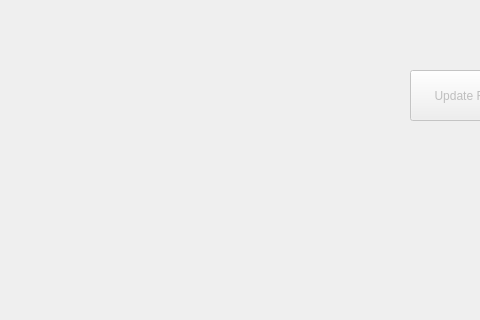
Qt form mainwindow.ui (RainRainLiu/LynnFly-Station) before a commit; both pictures show x 0 to 480 and y 0 to 320 of the 634 by 411 pixel window.
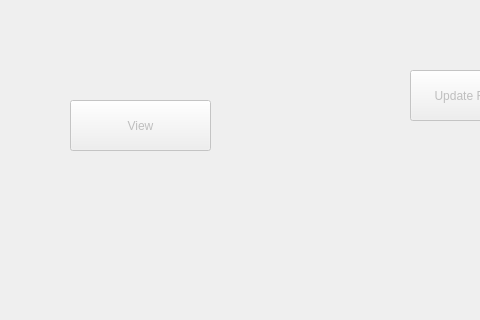
The same form after that commit. Icons and pictures are not drawn.

Diff of the .ui file:
```diff
--- a/mainwindow.ui
+++ b/mainwindow.ui
@@ -62,6 +62,40 @@
      </size>
     </property>
    </widget>
+   <widget class="QPushButton" name="viewButton">
+    <property name="enabled">
+     <bool>false</bool>
+    </property>
+    <property name="geometry">
+     <rect>
+      <x>70</x>
+      <y>100</y>
+      <width>141</width>
+      <height>51</height>
+     </rect>
+    </property>
+    <property name="minimumSize">
+     <size>
+      <width>0</width>
+      <height>0</height>
+     </size>
+    </property>
+    <property name="cursor">
+     <cursorShape>PointingHandCursor</cursorShape>
+    </property>
+    <property name="styleSheet">
+     <string notr="true"/>
+    </property>
+    <property name="text">
+     <string>View</string>
+    </property>
+    <property name="iconSize">
+     <size>
+      <width>32</width>
+      <height>32</height>
+     </size>
+    </property>
+   </widget>
   </widget>
   <widget class="QMenuBar" name="menuBar">
    <property name="geometry">
```
